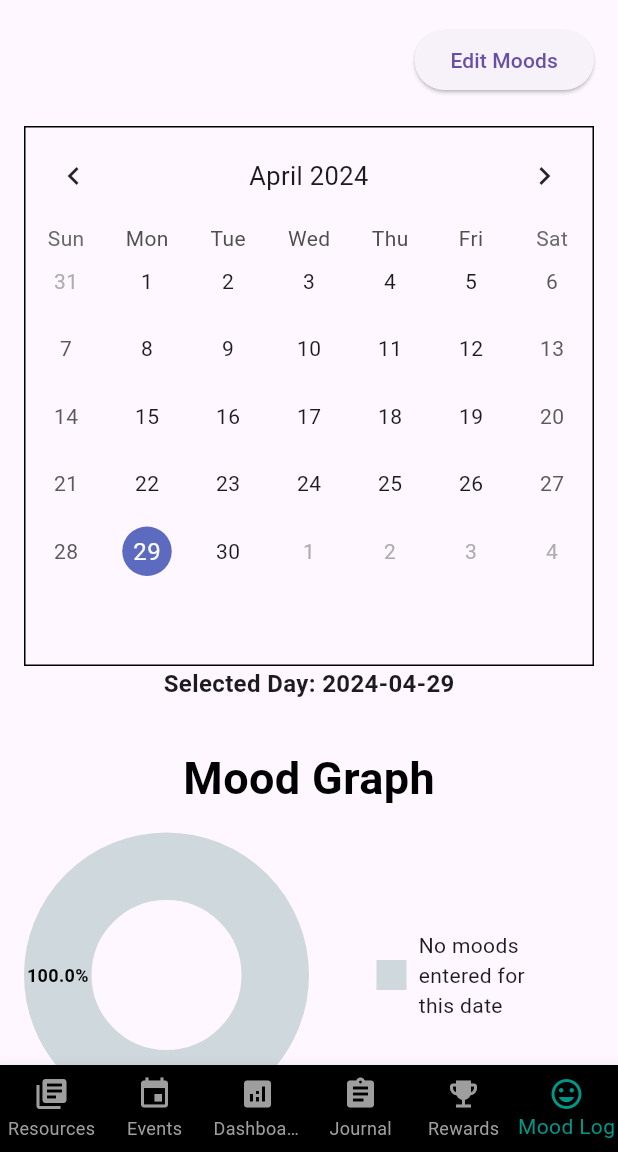
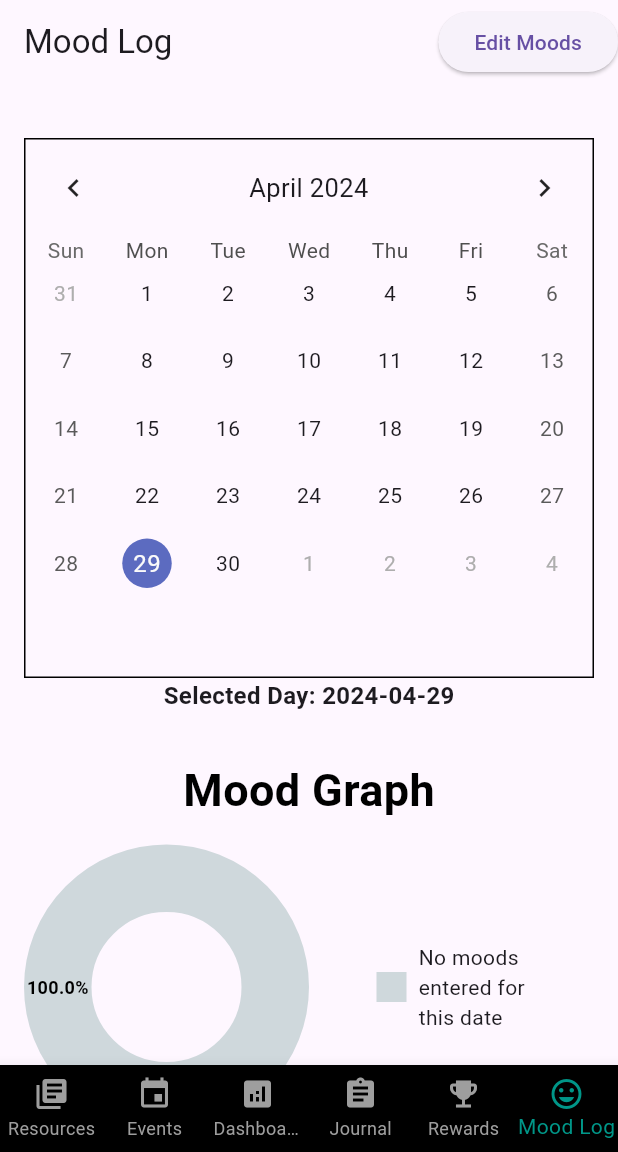
Before and after one commit to WillssEdgar/MoodWaves, a Flutter app: the screen it shows once a user with an empty profile is signed in, item 6 of the bottom bar chosen, on a phone screen of 412 x 824 dp, the part 84-1236 px from its top. Run offline on Flutter 3.47's test engine with Material 3 defaults, Android fonts, the light colour scheme and no system bars; drawn by our look-alikes of fl_chart, table_calendar; our stand-ins replace cloud_firestore, firebase_auth, firebase_core; accounts and stored records are empty.

Commit message:
final dashboard chagnes

```diff
--- a/lib/screens/events.dart
+++ b/lib/screens/events.dart
@@ -143,10 +143,15 @@ class EventsPage extends StatelessWidget {
     List sortedList = listSorter(feedItems);
 
     return Scaffold(
+      appBar: AppBar(
+        title: Text("Events"),
+      ),
       body: ListView.builder(
         itemCount: sortedList.length,
         itemBuilder: (context, index) {
           return Card(
+            elevation: 3,
+            margin: EdgeInsets.all(10),
             child: Padding(
               padding: const EdgeInsets.all(8.0),
               child: Column(
--- a/lib/screens/mood_log.dart
+++ b/lib/screens/mood_log.dart
@@ -259,16 +259,11 @@ class MoodLogState extends State<MoodLog> {
   @override
   Widget build(BuildContext context) {
     return Scaffold(
-      body: ListView(
-        padding: const EdgeInsets.all(16),
-        children: [
-          Visibility(
-            visible: DateFormat('yyyy-MM-dd').format(today) ==
-                DateFormat('yyyy-MM-dd').format(DateTime.now()),
-            child: Row(
-              crossAxisAlignment: CrossAxisAlignment.end,
-              mainAxisAlignment: MainAxisAlignment.end,
-              children: [
+      appBar: AppBar(
+        title: Text("Mood Log"),
+        actions: [
+          if (DateFormat('yyyy-MM-dd').format(today) ==
+              DateFormat('yyyy-MM-dd').format(DateTime.now())) ...[
             ElevatedButton(
               child: Text("Edit Moods"),
               onPressed: () {
@@ -279,9 +274,12 @@ class MoodLogState extends State<MoodLog> {
                 );
               },
             )
+          ]
         ],
       ),
-          ),
+      body: ListView(
+        padding: const EdgeInsets.all(16),
+        children: [
           Column(
             crossAxisAlignment: CrossAxisAlignment.center,
             children: [
--- a/lib/widgets/dashboard_widget.dart
+++ b/lib/widgets/dashboard_widget.dart
@@ -1,7 +1,4 @@
-import 'package:flutter/cupertino.dart';
 import 'package:flutter/material.dart';
-import 'package:flutter/widgets.dart';
-import 'package:mood_waves/widgets/details_card.dart';
 import 'package:mood_waves/classes/mood_info.dart';
 import 'package:mood_waves/classes/mood.dart';
 import 'package:mood_waves/widgets/pie_chart.dart';
@@ -292,9 +289,6 @@ class _DashboardWidgetState extends State<DashboardWidget> {
             ],
           ],
         ),
-        // ),
-        //   ),
-        // ),
       ],
     );
   }
```
Also changed, not shown: lib/screens/resources.dart (+3 -12 lines). Lines whose indentation alone changed are shown as unchanged.
